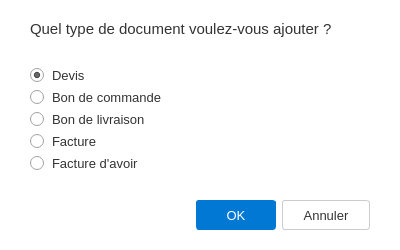
Before: the Qt Designer form program/windows/nouveau_doc/select_doc_type.ui in lak-barmajyat/ERP, drawn with Qt 5.
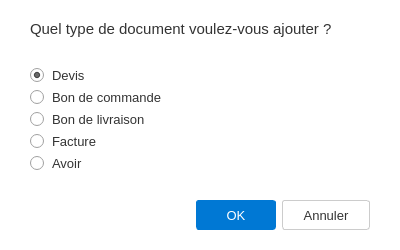
After: the same form once the commit is applied.

The edit to the form file:
```diff
--- a/program/windows/nouveau_doc/select_doc_type.ui
+++ b/program/windows/nouveau_doc/select_doc_type.ui
@@ -125,7 +125,7 @@
    <item>
     <widget class="QRadioButton" name="radioFactureAvoir">
      <property name="text">
-      <string>Facture d'avoir</string>
+      <string>Avoir</string>
      </property>
     </widget>
    </item>
```
